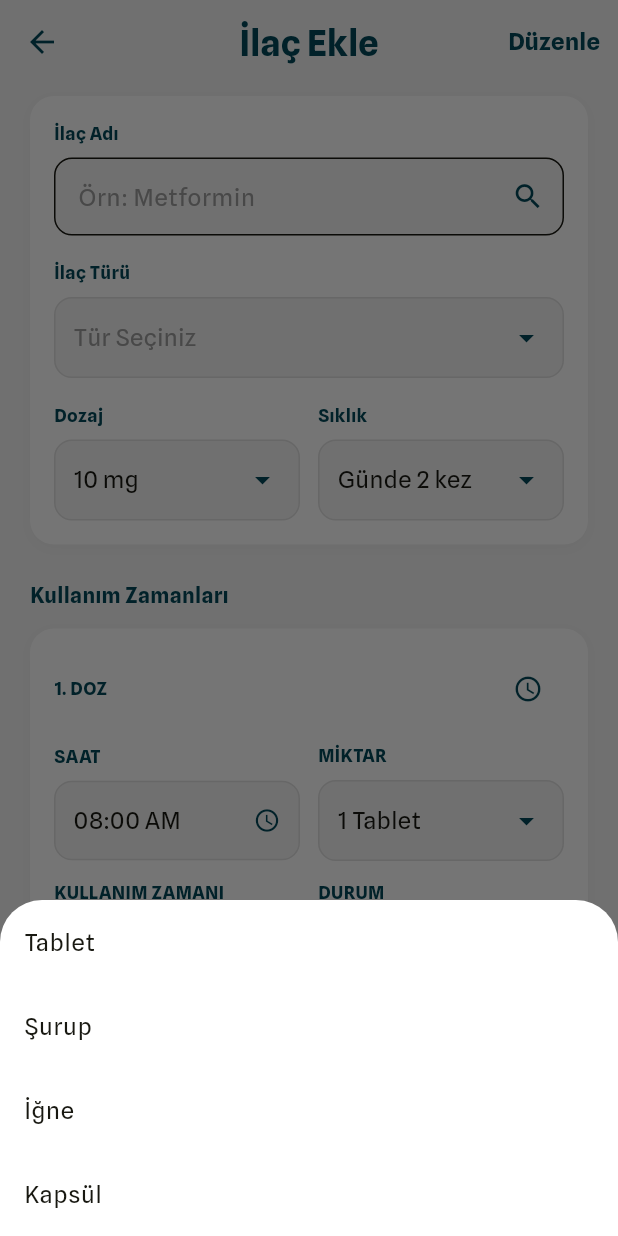
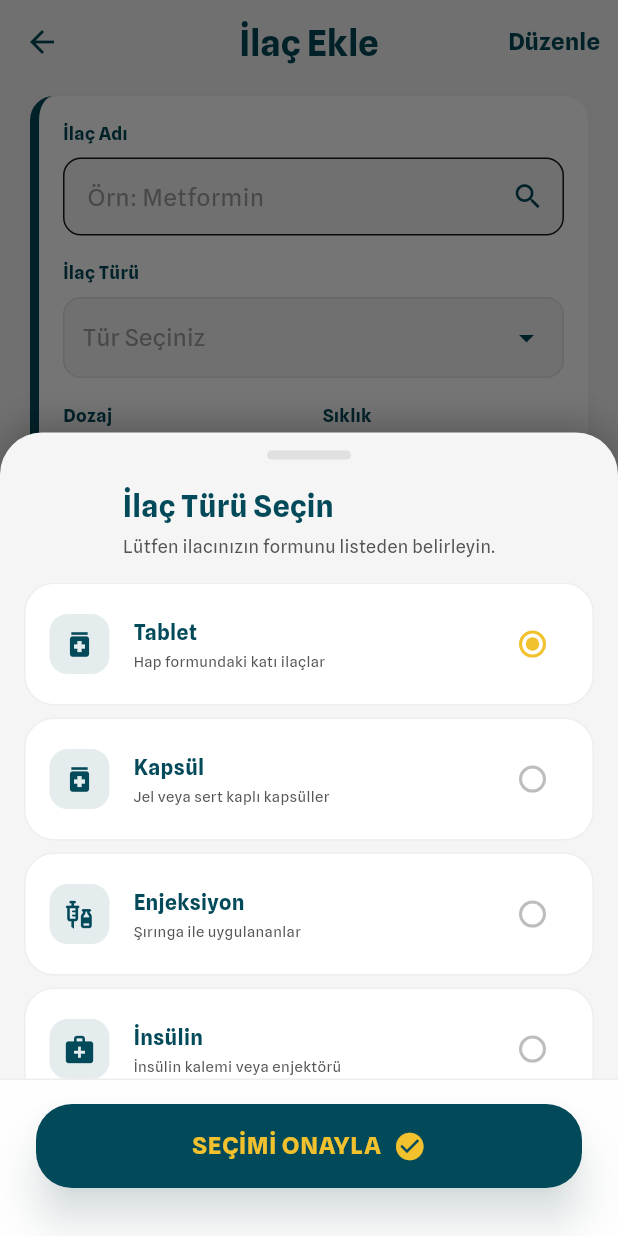
Before and after one commit to SudeAkdag/INSULA, a Flutter app: the AddMedicationScreen screen opened directly, after a tap on "Tür Seçiniz", on a phone screen of 412 x 824 dp. Run offline on Flutter 3.47's test engine with Material 3 defaults, Android fonts, the phone set to English and light mode, and no system bars; network calls fail.

Commit message:
using time-medication type bottom sheet

```diff
--- a/insula/lib/presentation/screens/add_medication_screen.dart
+++ b/insula/lib/presentation/screens/add_medication_screen.dart
@@ -7,6 +7,8 @@ import '../widgets/add_medication/add_medication_form_card.dart';
 import '../widgets/add_medication/add_medication_dose_card.dart';
 import '../widgets/add_medication/add_medication_notes_card.dart';
 import '../widgets/add_medication/add_medication_save_button.dart';
+import '../widgets/add_medication/medication_type_bottom_sheet.dart';
+import '../widgets/add_medication/usage_time_bottom_sheet.dart';
 
 class AddMedicationScreen extends StatefulWidget {
   const AddMedicationScreen({super.key});
@@ -57,7 +59,7 @@ class _AddMedicationScreenState extends State<AddMedicationScreen> {
           mainAxisSize: MainAxisSize.min,
           children: options
               .map((o) => ListTile(
-                    title: Text(o),
+                    title: Text(o, style: AppTextStyles.body),
                     onTap: () {
                       onSelect(o);
                       Navigator.pop(ctx);
@@ -117,11 +119,20 @@ class _AddMedicationScreenState extends State<AddMedicationScreen> {
                 medicationType: _medicationType,
                 dosage: _dosage,
                 frequency: _frequency,
-                onTypeTap: () => _showOptions(
-                  context,
-                  ['Tablet', 'Şurup', 'İğne', 'Kapsül'],
-                  (v) => setState(() => _medicationType = v),
-                ),
+                onTypeTap: () {
+                  showModalBottomSheet(
+                    context: context,
+                    isScrollControlled: true,
+                    backgroundColor: Colors.transparent,
+                    builder: (ctx) => Container(
+                      height: MediaQuery.of(ctx).size.height * 0.65,
+                      child: MedicationTypeBottomSheet(
+                        initialValue: _medicationType == 'Tür Seçiniz' ? null : _medicationType,
+                        onConfirm: (v) => setState(() => _medicationType = v),
+                      ),
+                    ),
+                  );
+                },
                 onDosageTap: () => _showOptions(
                   context,
                   ['10 mg', '500 mg', '1000 mg'],
@@ -157,11 +168,20 @@ class _AddMedicationScreenState extends State<AddMedicationScreen> {
                   ['1 Tablet', '2 Tablet', '1 Ölçek'],
                   (v) => setState(() => _dose1Amount = v),
                 ),
-                onUsageTimeTap: () => _showOptions(
-                  context,
-                  ['Sabah', 'Öğle', 'Akşam', 'Gece'],
-                  (v) => setState(() => _dose1UsageTime = v),
-                ),
+                onUsageTimeTap: () {
+                  showModalBottomSheet(
+                    context: context,
+                    isScrollControlled: true,
+                    backgroundColor: Colors.transparent,
+                    builder: (ctx) => Container(
+                      height: MediaQuery.of(ctx).size.height * 0.6,
+                      child: UsageTimeBottomSheet(
+                        initialValue: _dose1UsageTime,
+                        onConfirm: (v) => setState(() => _dose1UsageTime = v),
+                      ),
+                    ),
+                  );
+                },
                 onConditionTap: () => _showOptions(
                   context,
                   ['Aç', 'Tok'],
@@ -181,11 +201,20 @@ class _AddMedicationScreenState extends State<AddMedicationScreen> {
                   ['1 Tablet', '2 Tablet', '1 Ölçek'],
                   (v) => setState(() => _dose2Amount = v),
                 ),
-                onUsageTimeTap: () => _showOptions(
-                  context,
-                  ['Sabah', 'Öğle', 'Akşam', 'Gece'],
-                  (v) => setState(() => _dose2UsageTime = v),
-                ),
+                onUsageTimeTap: () {
+                  showModalBottomSheet(
+                    context: context,
+                    isScrollControlled: true,
+                    backgroundColor: Colors.transparent,
+                    builder: (ctx) => Container(
+                      height: MediaQuery.of(ctx).size.height * 0.6,
+                      child: UsageTimeBottomSheet(
+                        initialValue: _dose2UsageTime,
+                        onConfirm: (v) => setState(() => _dose2UsageTime = v),
+                      ),
+                    ),
+                  );
+                },
                 onConditionTap: () => _showOptions(
                   context,
                   ['Aç', 'Tok'],
--- a/insula/lib/presentation/widgets/add_medication/add_medication_dose_card.dart
+++ b/insula/lib/presentation/widgets/add_medication/add_medication_dose_card.dart
@@ -45,6 +45,9 @@ class AddMedicationDoseCard extends StatelessWidget {
       decoration: BoxDecoration(
         color: AppColors.surfaceLight,
         borderRadius: BorderRadius.circular(_cardRadius),
+        border: const Border(
+          left: BorderSide(color: AppColors.primary, width: 6),
+        ),
         boxShadow: [
           BoxShadow(
             color: Colors.black.withOpacity(0.04),
--- a/insula/lib/presentation/widgets/add_medication/add_medication_form_card.dart
+++ b/insula/lib/presentation/widgets/add_medication/add_medication_form_card.dart
@@ -36,6 +36,9 @@ class AddMedicationFormCard extends StatelessWidget {
       decoration: BoxDecoration(
         color: AppColors.surfaceLight,
         borderRadius: BorderRadius.circular(_cardRadius),
+        border: const Border(
+          left: BorderSide(color: AppColors.accentTeal, width: 6),
+        ),
         boxShadow: [
           BoxShadow(
             color: Colors.black.withOpacity(0.04),
@@ -52,7 +55,7 @@ class AddMedicationFormCard extends StatelessWidget {
             controller: nameController,
             decoration: InputDecoration(
               hintText: 'Örn: Metformin',
-              hintStyle: const TextStyle(color: Colors.grey),
+              hintStyle: AppTextStyles.body.copyWith(color: Colors.grey),
               filled: true,
               fillColor: AppColors.backgroundLight,
               border: OutlineInputBorder(
@@ -62,6 +65,7 @@ class AddMedicationFormCard extends StatelessWidget {
               contentPadding: const EdgeInsets.symmetric(horizontal: 12, vertical: 14),
               suffixIcon: Icon(Icons.search, color: AppColors.accentTeal, size: 22),
             ),
+            style: AppTextStyles.body,
             validator: nameValidator,
           ),
           const SizedBox(height: 16),
--- a/insula/lib/presentation/widgets/add_medication/add_medication_notes_card.dart
+++ b/insula/lib/presentation/widgets/add_medication/add_medication_notes_card.dart
@@ -47,9 +47,10 @@ class AddMedicationNotesCard extends StatelessWidget {
           child: TextField(
             controller: controller,
             maxLines: 4,
+            style: AppTextStyles.body,
             decoration: InputDecoration.collapsed(
               hintText: hint,
-              hintStyle: const TextStyle(color: Colors.grey, fontSize: 14),
+              hintStyle: AppTextStyles.body.copyWith(color: Colors.grey, fontSize: 14),
             ),
           ),
         ),
--- a/insula/lib/presentation/widgets/add_medication/add_medication_save_button.dart
+++ b/insula/lib/presentation/widgets/add_medication/add_medication_save_button.dart
@@ -18,17 +18,17 @@ class AddMedicationSaveButton extends StatelessWidget {
       height: 56,
       child: ElevatedButton.icon(
         onPressed: onPressed,
-        icon: const Icon(Icons.save, color: Colors.white, size: 22),
+        icon: Icon(Icons.save, color: AppColors.secondary, size: 22),
         label: Text(
           'Kaydet',
           style: AppTextStyles.body.copyWith(
-            color: Colors.white,
+            color: AppColors.secondary,
             fontWeight: FontWeight.bold,
             fontSize: 18,
           ),
         ),
         style: ElevatedButton.styleFrom(
-          backgroundColor: AppColors.accentTeal,
+          backgroundColor: AppColors.primary,
           shape: RoundedRectangleBorder(
             borderRadius: BorderRadius.circular(16),
           ),
--- /dev/null
+++ b/insula/lib/presentation/widgets/add_medication/confirm_selection_button.dart
@@ -0,0 +1,51 @@
+import 'package:flutter/material.dart';
+import '../../../core/theme/app_colors.dart';
+import '../../../core/theme/app_text_styles.dart';
+
+/// Bottom sheet'lerdeki "SEÇİMİ ONAYLA" butonu: koyu teal arka plan, sarı yazı + check ikonu, kapsül form, gölge.
+/// İlaç Türü ve Kullanım Zamanı sayfalarında aynı tasarım için kullanılır.
+class ConfirmSelectionButton extends StatelessWidget {
+  final VoidCallback onPressed;
+
+  const ConfirmSelectionButton({
+    super.key,
+    required this.onPressed,
+  });
+
+  @override
+  Widget build(BuildContext context) {
+    return SizedBox(
+      width: double.infinity,
+      height: 56,
+      child: ElevatedButton(
+        onPressed: onPressed,
+        style: ElevatedButton.styleFrom(
+          backgroundColor: AppColors.accentTeal,
+          foregroundColor: AppColors.primary,
+          padding: const EdgeInsets.symmetric(vertical: 16),
+          shape: RoundedRectangleBorder(
+            borderRadius: BorderRadius.circular(24),
+          ),
+          elevation: 12,
+          shadowColor: AppColors.accentTeal.withOpacity(0.35),
+        ),
+        child: Row(
+          mainAxisAlignment: MainAxisAlignment.center,
+          children: [
+            Text(
+              'SEÇİMİ ONAYLA',
+              style: AppTextStyles.body.copyWith(
+                color: AppColors.primary,
+                fontWeight: FontWeight.w800,
+                fontSize: 16,
+                letterSpacing: 0.5,
+              ),
+            ),
+            const SizedBox(width: 8),
+            Icon(Icons.check_circle, color: AppColors.primary, size: 22),
+          ],
+        ),
+      ),
+    );
+  }
+}
--- /dev/null
+++ b/insula/lib/presentation/widgets/add_medication/medication_type_bottom_sheet.dart
@@ -0,0 +1,202 @@
+import 'package:flutter/material.dart';
+import '../../../core/theme/app_colors.dart';
+import '../../../core/theme/app_text_styles.dart';
+import 'confirm_selection_button.dart';
+
+/// İlaç türü seçimi için bottom sheet: başlık, açıklama, radyo listesi, onay butonu.
+/// "İlaç Türü" alanına tıklandığında gösterilir.
+class MedicationTypeBottomSheet extends StatefulWidget {
+  final String? initialValue;
+  final void Function(String) onConfirm;
+
+  const MedicationTypeBottomSheet({
+    super.key,
+    this.initialValue,
+    required this.onConfirm,
+  });
+
+  static const List<MedicationTypeOption> options = [
+    MedicationTypeOption('Tablet', 'Hap formundaki katı ilaçlar', Icons.medication),
+    MedicationTypeOption('Kapsül', 'Jel veya sert kaplı kapsüller', Icons.medication),
+    MedicationTypeOption('Enjeksiyon', 'Şırınga ile uygulananlar', Icons.vaccines),
+    MedicationTypeOption('İnsülin', 'İnsülin kalemi veya enjektörü', Icons.medical_services),
+    MedicationTypeOption('Sprey', 'Burun veya ağız spreyleri', Icons.air),
+    MedicationTypeOption('Diğer', 'Diğer formlardaki ilaçlar', Icons.more_horiz),
+  ];
+
+  @override
+  State<MedicationTypeBottomSheet> createState() => _MedicationTypeBottomSheetState();
+}
+
+class MedicationTypeOption {
+  final String title;
+  final String description;
+  final IconData icon;
+
+  const MedicationTypeOption(this.title, this.description, this.icon);
+}
+
+class _MedicationTypeBottomSheetState extends State<MedicationTypeBottomSheet> {
+  late String _selected;
+
+  @override
+  void initState() {
+    super.initState();
+    final initial = widget.initialValue;
+    final validTitles = MedicationTypeBottomSheet.options.map((o) => o.title).toList();
+    _selected = (initial != null && validTitles.contains(initial))
+        ? initial
+        : validTitles.first;
+  }
+
+  void _confirm() {
+    widget.onConfirm(_selected);
+    Navigator.pop(context);
+  }
+
+  @override
+  Widget build(BuildContext context) {
+    return Container(
+      decoration: const BoxDecoration(
+        color: AppColors.backgroundLight,
+        borderRadius: BorderRadius.vertical(top: Radius.circular(28)),
+        boxShadow: [BoxShadow(color: Colors.black26, blurRadius: 20, offset: Offset(0, -4))],
+      ),
+      child: SafeArea(
+        top: false,
+        child: Column(
+          mainAxisSize: MainAxisSize.min,
+          children: [
+            const SizedBox(height: 12),
+            Center(
+              child: Container(
+                width: 56,
+                height: 6,
+                decoration: BoxDecoration(
+                  color: Colors.grey.shade300,
+                  borderRadius: BorderRadius.circular(3),
+                ),
+              ),
+            ),
+            Padding(
+              padding: const EdgeInsets.fromLTRB(24, 16, 24, 16),
+              child: Column(
+                crossAxisAlignment: CrossAxisAlignment.start,
+                children: [
+                  Text(
+                    'İlaç Türü Seçin',
+                    style: AppTextStyles.h1.copyWith(
+                      fontSize: 20,
+                      color: AppColors.accentTeal,
+                    ),
+                  ),
+                  const SizedBox(height: 4),
+                  Text(
+                    'Lütfen ilacınızın formunu listeden belirleyin.',
+                    style: AppTextStyles.body.copyWith(
+                      fontSize: 12,
+                      color: AppColors.textSecLight,
+                    ),
+                  ),
+                ],
+              ),
+            ),
+            Flexible(
+              child: ListView.builder(
+                padding: const EdgeInsets.fromLTRB(16, 0, 16, 24),
+                itemCount: MedicationTypeBottomSheet.options.length,
+                itemBuilder: (context, index) {
+                  final option = MedicationTypeBottomSheet.options[index];
+                  return Padding(
+                    padding: const EdgeInsets.only(bottom: 8),
+                    child: Material(
+                      color: Colors.transparent,
+                      child: InkWell(
+                        onTap: () => setState(() => _selected = option.title),
+                        borderRadius: BorderRadius.circular(20),
+                        child: Container(
+                          padding: const EdgeInsets.all(16),
+                          decoration: BoxDecoration(
+                            color: AppColors.surfaceLight,
+                            borderRadius: BorderRadius.circular(20),
+                            border: Border.all(
+                              color: Colors.grey.shade200,
+                            ),
+                          ),
+                          child: Row(
+                            children: [
+                              Container(
+                                width: 40,
+                                height: 40,
+                                decoration: BoxDecoration(
+                                  color: AppColors.accentTeal.withOpacity(0.1),
+                                  borderRadius: BorderRadius.circular(12),
+                                ),
+                                child: Icon(
+                                  option.icon,
+                                  color: AppColors.accentTeal,
+                                  size: 22,
+                                ),
+                              ),
+                              const SizedBox(width: 16),
+                              Expanded(
+                                child: Column(
+                                  crossAxisAlignment: CrossAxisAlignment.start,
+                                  children: [
+                                    Text(
+                                      option.title,
+                                      style: AppTextStyles.body.copyWith(
+                                        fontSize: 14,
+                                        fontWeight: FontWeight.bold,
+                                        color: AppColors.accentTeal,
+                                      ),
+                                    ),
+                                    const SizedBox(height: 2),
+                                    Text(
+                                      option.description,
+                                      style: AppTextStyles.body.copyWith(
+                                        fontSize: 10,
+                                        color: AppColors.textSecLight,
+                                      ),
+                                    ),
+                                  ],
+                                ),
+                              ),
+                              Radio<String>(
+                                value: option.title,
+                                groupValue: _selected,
+                                onChanged: (v) {
+                                  if (v != null) setState(() => _selected = v);
+                                },
+                                activeColor: AppColors.primary,
+                                fillColor: WidgetStateProperty.resolveWith((states) {
+                                  if (states.contains(WidgetState.selected)) {
+                                    return AppColors.primary;
+                                  }
+                                  return Colors.grey.shade400;
+                                }),
+                              ),
+                            ],
+                          ),
+                        ),
+                      ),
+                    ),
+                  );
+                },
+              ),
+            ),
+            Container(
+              width: double.infinity,
+              padding: const EdgeInsets.fromLTRB(24, 16, 24, 32),
+              decoration: BoxDecoration(
+                color: AppColors.surfaceLight.withOpacity(0.95),
+                border: Border(top: BorderSide(color: Colors.grey.shade200)),
+              ),
+              child: ConfirmSelectionButton(onPressed: _confirm),
+            ),
+          ],
+        ),
+      ),
+    );
+  }
+}
```
Also changed, not shown: insula/lib/presentation/widgets/add_medication/usage_time_bottom_sheet.dart (added, +211 -0 lines).
